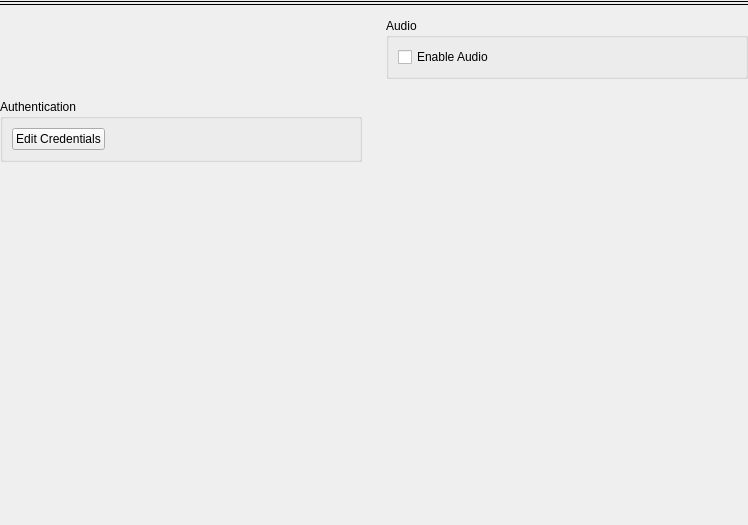
Qt form client/nx_client_desktop/src/nx/client/desktop/resource_properties/camera/camera_settings_general_tab_widget.ui (networkoptix/nx_open) before a commit.
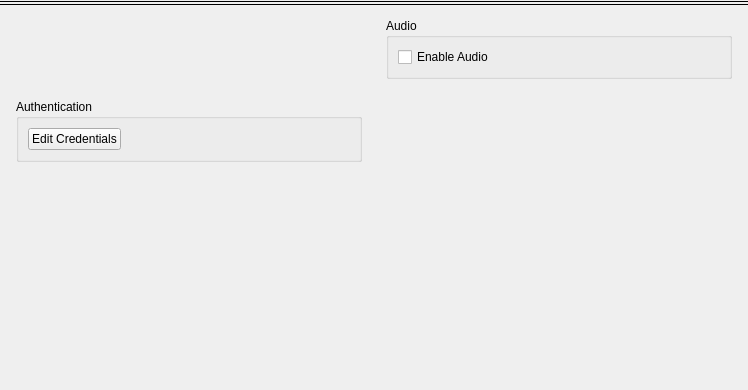
The same form after that commit. Custom widgets are drawn as their Qt base class.

Commit message:
VMS-7661: Redesigned camera settings dialog: general tab
<==== Mercurial data ====>
Branch: vms

Patch:
```diff
--- a/client/nx_client_desktop/src/nx/client/desktop/resource_properties/camera/camera_settings_general_tab_widget.ui
+++ b/client/nx_client_desktop/src/nx/client/desktop/resource_properties/camera/camera_settings_general_tab_widget.ui
@@ -7,7 +7,7 @@
     <x>0</x>
     <y>0</y>
     <width>748</width>
-    <height>525</height>
+    <height>390</height>
    </rect>
   </property>
   <layout class="QVBoxLayout" name="verticalLayout" stretch="0,0,0,0,0,1">
@@ -54,9 +54,18 @@
    </item>
    <item>
     <layout class="QGridLayout" name="generalGridLayout" columnstretch="1,1">
+     <property name="leftMargin">
+      <number>16</number>
+     </property>
      <property name="topMargin">
       <number>12</number>
      </property>
+     <property name="rightMargin">
+      <number>16</number>
+     </property>
+     <property name="bottomMargin">
+      <number>16</number>
+     </property>
      <property name="horizontalSpacing">
       <number>24</number>
      </property>
@@ -79,6 +88,19 @@
           </property>
          </widget>
         </item>
+        <item>
+         <spacer name="verticalSpacer_2">
+          <property name="orientation">
+           <enum>Qt::Vertical</enum>
+          </property>
+          <property name="sizeHint" stdset="0">
+           <size>
+            <width>20</width>
+            <height>0</height>
+           </size>
+          </property>
+         </spacer>
+        </item>
        </layout>
       </widget>
      </item>
```
The commit also changes 3 other files.
